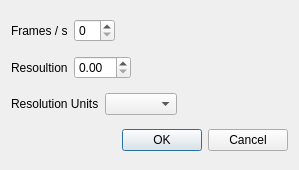
The window that cgt/videoparametersdialog.ui (jonathanHuwP/CrystalGrowthTracker) describes before a commit, drawn with Qt 5.
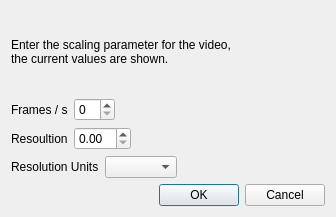
The same window after the commit.

Commit message: scaling parameters user input added

The edit to the form file:
```diff
--- a/cgt/videoparametersdialog.ui
+++ b/cgt/videoparametersdialog.ui
@@ -6,14 +6,25 @@
    <rect>
     <x>0</x>
     <y>0</y>
-    <width>299</width>
-    <height>170</height>
+    <width>336</width>
+    <height>217</height>
    </rect>
   </property>
   <property name="windowTitle">
    <string>Enter Video Parameters</string>
   </property>
   <layout class="QVBoxLayout" name="verticalLayout">
+   <item>
+    <widget class="QLabel" name="label_4">
+     <property name="text">
+      <string>Enter the scaling parameter for the video,
+the current values are shown.</string>
+     </property>
+     <property name="wordWrap">
+      <bool>true</bool>
+     </property>
+    </widget>
+   </item>
    <item>
     <layout class="QHBoxLayout" name="horizontalLayout_4">
      <item>
```
The commit also changes 4 other files.
